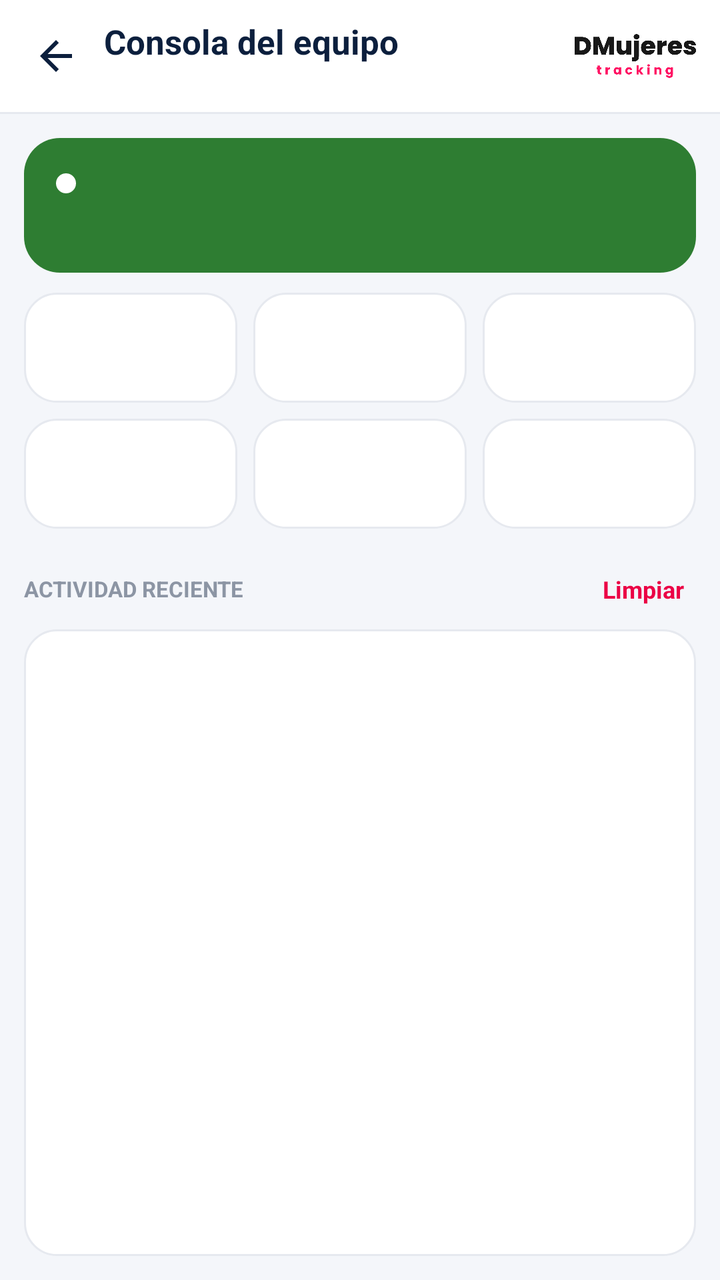
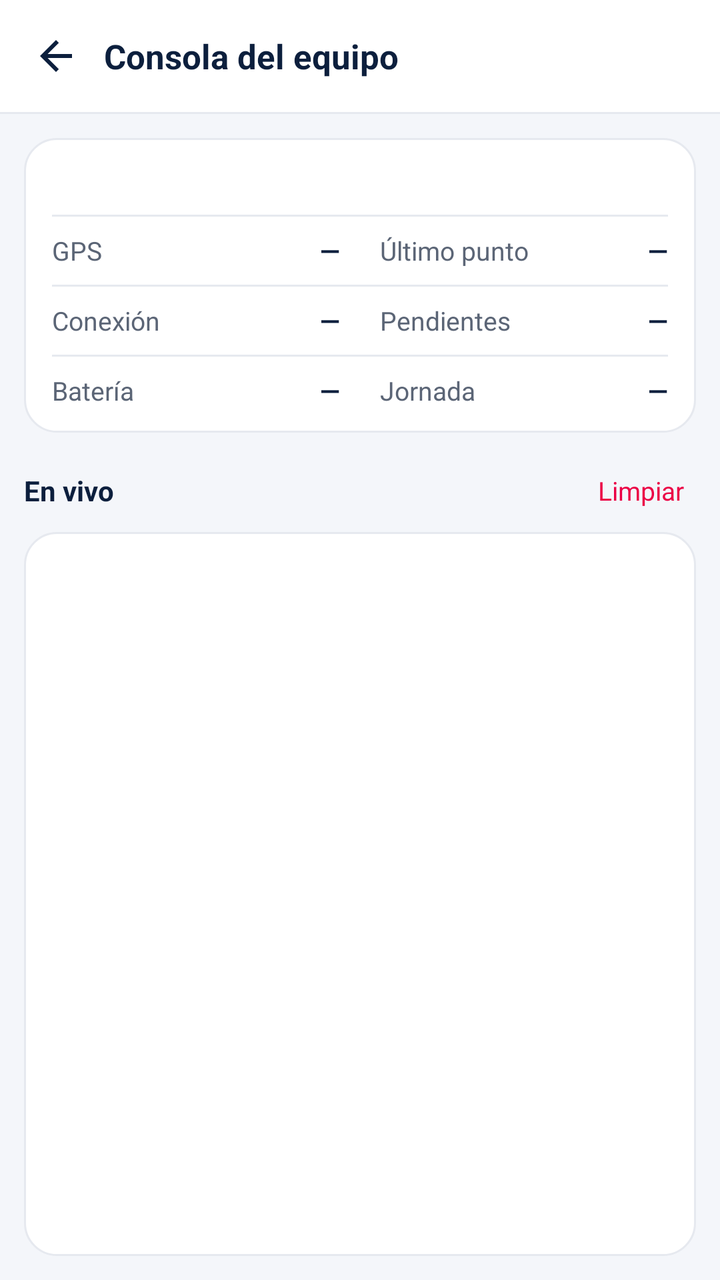

An Android layout rendered at two revisions. The XML below is the earlier revision; the diff shows what the commit changed to produce the second picture.
<!-- AndroidManifest.xml: application theme AppTheme -->
<!-- res/layout/activity_status.xml -->
<?xml version="1.0" encoding="utf-8"?>
<LinearLayout xmlns:android="http://schemas.android.com/apk/res/android"
    android:layout_width="match_parent"
    android:layout_height="match_parent"
    android:background="@color/canvas"
    android:orientation="vertical">

    <LinearLayout
        android:layout_width="match_parent"
        android:layout_height="56dp"
        android:background="@color/surface"
        android:gravity="center_vertical"
        android:orientation="horizontal"
        android:paddingStart="4dp"
        android:paddingEnd="12dp">

        <ImageButton
            android:id="@+id/console_back"
            android:layout_width="48dp"
            android:layout_height="48dp"
            android:background="?attr/selectableItemBackgroundBorderless"
            android:contentDescription="@string/journey_confirm_cancel"
            android:src="@drawable/ds_ic_back" />

        <LinearLayout
            android:layout_width="0dp"
            android:layout_height="wrap_content"
            android:layout_weight="1"
            android:orientation="vertical">

            <TextView
                android:layout_width="wrap_content"
                android:layout_height="wrap_content"
                android:text="@string/console_title"
                android:textColor="@color/text_primary"
                android:textSize="17sp"
                android:textStyle="bold" />

            <TextView
                android:id="@+id/console_subtitle"
                android:layout_width="wrap_content"
                android:layout_height="wrap_content"
                android:textColor="@color/text_tertiary"
                android:textSize="11sp" />
        </LinearLayout>

        <ImageView
            android:layout_width="wrap_content"
            android:layout_height="22dp"
            android:adjustViewBounds="true"
            android:contentDescription="@string/app_logo"
            android:src="@drawable/logo_banner" />
    </LinearLayout>

    <View
        android:layout_width="match_parent"
        android:layout_height="1dp"
        android:background="@color/line" />

        <LinearLayout
            android:layout_width="match_parent"
            android:layout_height="0dp"
            android:layout_weight="1"
            android:orientation="vertical"
            android:padding="12dp">

            
            <LinearLayout
                android:id="@+id/status_card"
                android:layout_width="match_parent"
                android:layout_height="wrap_content"
                android:background="@drawable/ds_status_ok"
                android:orientation="vertical"
                android:paddingStart="16dp"
                android:paddingTop="12dp"
                android:paddingEnd="16dp"
                android:paddingBottom="12dp">

                <LinearLayout
                    android:layout_width="wrap_content"
                    android:layout_height="wrap_content"
                    android:gravity="center_vertical"
                    android:orientation="horizontal">

                    <ImageView
                        android:layout_width="10dp"
                        android:layout_height="10dp"
                        android:importantForAccessibility="no"
                        android:src="@drawable/ds_dot" />

                    <TextView
                        android:id="@+id/status_state"
                        android:layout_width="wrap_content"
                        android:layout_height="wrap_content"
                        android:layout_marginStart="8dp"
                        android:textColor="@color/white"
                        android:textSize="16sp"
                        android:textStyle="bold" />
                </LinearLayout>

                <TextView
                    android:id="@+id/status_journey"
                    android:layout_width="wrap_content"
                    android:layout_height="wrap_content"
                    android:layout_marginTop="4dp"
                    android:textColor="#E6FFFFFF"
                    android:textSize="13sp" />
            </LinearLayout>

            <LinearLayout
                android:layout_width="match_parent"
                android:layout_height="wrap_content"
                android:layout_marginTop="10dp"
                android:orientation="horizontal">

                <include android:id="@+id/tile_gps" layout="@layout/console_tile" />
                <Space android:layout_width="8dp" android:layout_height="1dp" />
                <include android:id="@+id/tile_fix" layout="@layout/console_tile" />
                <Space android:layout_width="8dp" android:layout_height="1dp" />
                <include android:id="@+id/tile_net" layout="@layout/console_tile" />
            </LinearLayout>

            <LinearLayout
                android:layout_width="match_parent"
                android:layout_height="wrap_content"
                android:layout_marginTop="8dp"
                android:orientation="horizontal">

                <include android:id="@+id/tile_pending" layout="@layout/console_tile" />
                <Space android:layout_width="8dp" android:layout_height="1dp" />
                <include android:id="@+id/tile_battery" layout="@layout/console_tile" />
                <Space android:layout_width="8dp" android:layout_height="1dp" />
                <include android:id="@+id/tile_sync" layout="@layout/console_tile" />
            </LinearLayout>

            <LinearLayout
                android:layout_width="match_parent"
                android:layout_height="wrap_content"
                android:layout_marginTop="16dp"
                android:gravity="center_vertical"
                android:orientation="horizontal">

                <TextView
                    android:layout_width="0dp"
                    android:layout_height="wrap_content"
                    android:layout_weight="1"
                    android:text="@string/console_activity"
                    android:textColor="@color/text_tertiary"
                    android:textSize="11sp"
                    android:textStyle="bold" />

                <TextView
                    android:id="@+id/console_clear"
                    android:layout_width="wrap_content"
                    android:layout_height="wrap_content"
                    android:background="?attr/selectableItemBackground"
                    android:padding="6dp"
                    android:text="@string/console_clear"
                    android:textColor="@color/primary"
                    android:textSize="12sp"
                    android:textStyle="bold" />
            </LinearLayout>

            
            <ScrollView
                android:layout_width="match_parent"
                android:layout_height="0dp"
                android:layout_marginTop="6dp"
                android:layout_weight="1"
                android:background="@drawable/ds_surface"
                android:fadeScrollbars="true"
                android:scrollbarSize="2dp">

                <LinearLayout
                    android:id="@+id/console_list"
                    android:layout_width="match_parent"
                    android:layout_height="wrap_content"
                    android:orientation="vertical"
                    android:paddingStart="14dp"
                    android:paddingTop="4dp"
                    android:paddingEnd="14dp"
                    android:paddingBottom="4dp" />
            </ScrollView>
        </LinearLayout>

</LinearLayout>
<!-- res/layout/console_tile.xml (included above) -->
<?xml version="1.0" encoding="utf-8"?>
<LinearLayout xmlns:android="http://schemas.android.com/apk/res/android"
    android:layout_width="0dp"
    android:layout_height="wrap_content"
    android:layout_weight="1"
    android:background="@drawable/ds_surface"
    android:orientation="vertical"
    android:paddingStart="10dp"
    android:paddingTop="9dp"
    android:paddingEnd="10dp"
    android:paddingBottom="9dp">

    <LinearLayout
        android:layout_width="match_parent"
        android:layout_height="wrap_content"
        android:gravity="center_vertical"
        android:orientation="horizontal">

        <ImageView
            android:id="@+id/tile_icon"
            android:layout_width="15dp"
            android:layout_height="15dp"
            android:importantForAccessibility="no" />

        <TextView
            android:id="@+id/tile_label"
            android:layout_width="0dp"
            android:layout_height="wrap_content"
            android:layout_marginStart="6dp"
            android:layout_weight="1"
            android:ellipsize="end"
            android:maxLines="1"
            android:textColor="@color/text_secondary"
            android:textSize="11sp" />
    </LinearLayout>

    <TextView
        android:id="@+id/tile_value"
        android:layout_width="match_parent"
        android:layout_height="wrap_content"
        android:layout_marginTop="3dp"
        android:ellipsize="end"
        android:maxLines="1"
        android:textColor="@color/text_primary"
        android:textSize="14sp"
        android:textStyle="bold" />
</LinearLayout>
<!-- resources referenced by this layout -->
<resources>
  <color name="canvas">#F4F6FA</color>
  <color name="line">#E6E9EF</color>
  <color name="primary">#EB0045</color>
  <color name="surface">#FFFFFF</color>
  <color name="text_primary">#0C1F3D</color>
  <color name="text_secondary">#5B6576</color>
  <color name="text_tertiary">#8C95A4</color>
  <color name="white">#FFFFFF</color>
  <!-- drawable ds_dot (drawable) -->
  <?xml version="1.0" encoding="utf-8"?>
  <shape xmlns:android="http://schemas.android.com/apk/res/android" android:shape="oval">
      <solid android:color="@color/white" />
      <size android:width="8dp" android:height="8dp" />
  </shape>
  <!-- drawable ds_ic_back (drawable) -->
  <?xml version="1.0" encoding="utf-8"?>
  <vector xmlns:android="http://schemas.android.com/apk/res/android"
      android:width="24dp" android:height="24dp" android:viewportWidth="24" android:viewportHeight="24"
      android:tint="@color/text_primary">
      <path android:fillColor="@android:color/white" android:pathData="M20,11H7.83l5.59,-5.59L12,4l-8,8 8,8 1.41,-1.41L7.83,13H20v-2z" />
  </vector>
  <!-- drawable ds_status_ok (drawable) -->
  <?xml version="1.0" encoding="utf-8"?>
  <shape xmlns:android="http://schemas.android.com/apk/res/android" android:shape="rectangle">
      <solid android:color="@color/status_ok" />
      <corners android:radius="18dp" />
  </shape>
  <!-- drawable ds_surface (drawable) -->
  <?xml version="1.0" encoding="utf-8"?>
  <shape xmlns:android="http://schemas.android.com/apk/res/android" android:shape="rectangle">
      <solid android:color="@color/surface" />
      <stroke android:width="1dp" android:color="@color/line" />
      <corners android:radius="16dp" />
  </shape>
  <!-- drawable logo_banner: png bitmap (drawable-nodpi, 27269 bytes) -->
  <string name="app_logo">DMujeres Tracking</string>
  <string name="console_activity">ACTIVIDAD RECIENTE</string>
  <string name="console_clear">Limpiar</string>
  <string name="console_title">Consola del equipo</string>
  <string name="journey_confirm_cancel">Cancelar</string>
  <style name="AppTheme" parent="Theme.AppCompat.Light.NoActionBar">
          <item name="colorPrimary">@color/primary</item>
          <item name="colorPrimaryDark">@color/primary_dark</item>
          <item name="colorAccent">@color/accent</item>
          <item name="android:windowOptOutEdgeToEdgeEnforcement">true</item>
          
          <item name="android:windowBackground">@color/white</item>
      </style>
  <color name="status_ok">#2E7D32</color>
  <color name="primary_dark">#C4003B</color>
  <color name="accent">#FF1464</color>
</resources>

<!-- the commit's change to res/layout/activity_status.xml (unified diff, before → after) -->
@@ -12,7 +12,7 @@
         android:gravity="center_vertical"
         android:orientation="horizontal"
         android:paddingStart="4dp"
-        android:paddingEnd="12dp">
+        android:paddingEnd="16dp">
 
         <ImageButton
             android:id="@+id/console_back"
@@ -22,34 +22,21 @@
             android:contentDescription="@string/journey_confirm_cancel"
             android:src="@drawable/ds_ic_back" />
 
-        <LinearLayout
+        <TextView
             android:layout_width="0dp"
             android:layout_height="wrap_content"
             android:layout_weight="1"
-            android:orientation="vertical">
-
-            <TextView
-                android:layout_width="wrap_content"
-                android:layout_height="wrap_content"
-                android:text="@string/console_title"
-                android:textColor="@color/text_primary"
-                android:textSize="17sp"
-                android:textStyle="bold" />
-
-            <TextView
-                android:id="@+id/console_subtitle"
-                android:layout_width="wrap_content"
-                android:layout_height="wrap_content"
-                android:textColor="@color/text_tertiary"
-                android:textSize="11sp" />
-        </LinearLayout>
-
-        <ImageView
+            android:text="@string/console_title"
+            android:textColor="@color/text_primary"
+            android:textSize="17sp"
+            android:textStyle="bold" />
+
+        <TextView
+            android:id="@+id/console_subtitle"
             android:layout_width="wrap_content"
-            android:layout_height="22dp"
-            android:adjustViewBounds="true"
-            android:contentDescription="@string/app_logo"
-            android:src="@drawable/logo_banner" />
+            android:layout_height="wrap_content"
+            android:textColor="@color/text_tertiary"
+            android:textSize="12sp" />
     </LinearLayout>
 
     <View
@@ -57,178 +44,303 @@
         android:layout_height="1dp"
         android:background="@color/line" />
 
-        <LinearLayout
-            android:layout_width="match_parent"
-            android:layout_height="0dp"
-            android:layout_weight="1"
-            android:orientation="vertical"
-            android:padding="12dp">
-
-            
-            <LinearLayout
-                android:id="@+id/status_card"
-                android:layout_width="match_parent"
-                android:layout_height="wrap_content"
-                android:background="@drawable/ds_status_ok"
-                android:orientation="vertical"
-                android:paddingStart="16dp"
-                android:paddingTop="12dp"
-                android:paddingEnd="16dp"
-                android:paddingBottom="12dp">
-
-                <LinearLayout
-                    android:layout_width="wrap_content"
-                    android:layout_height="wrap_content"
-                    android:gravity="center_vertical"
-                    android:orientation="horizontal">
-
-                    <ImageView
-                        android:layout_width="10dp"
-                        android:layout_height="10dp"
-                        android:importantForAccessibility="no"
-                        android:src="@drawable/ds_dot" />
-
-                    <TextView
-                        android:id="@+id/status_state"
-                        android:layout_width="wrap_content"
-                        android:layout_height="wrap_content"
-                        android:layout_marginStart="8dp"
-                        android:textColor="@color/white"
-                        android:textSize="16sp"
-                        android:textStyle="bold" />
-                </LinearLayout>
-
-                <TextView
-                    android:id="@+id/status_journey"
-                    android:layout_width="wrap_content"
-                    android:layout_height="wrap_content"
-                    android:layout_marginTop="4dp"
-                    android:textColor="#E6FFFFFF"
-                    android:textSize="13sp" />
-            </LinearLayout>
-
-            <LinearLayout
-                android:layout_width="match_parent"
-                android:layout_height="wrap_content"
-                android:layout_marginTop="10dp"
-                android:orientation="horizontal">
-
-                <include android:id="@+id/tile_gps" layout="@layout/console_tile" />
-                <Space android:layout_width="8dp" android:layout_height="1dp" />
-                <include android:id="@+id/tile_fix" layout="@layout/console_tile" />
-                <Space android:layout_width="8dp" android:layout_height="1dp" />
-                <include android:id="@+id/tile_net" layout="@layout/console_tile" />
-            </LinearLayout>
-
-            <LinearLayout
-                android:layout_width="match_parent"
-                android:layout_height="wrap_content"
-                android:layout_marginTop="8dp"
-                android:orientation="horizontal">
-
-                <include android:id="@+id/tile_pending" layout="@layout/console_tile" />
-                <Space android:layout_width="8dp" android:layout_height="1dp" />
-                <include android:id="@+id/tile_battery" layout="@layout/console_tile" />
-                <Space android:layout_width="8dp" android:layout_height="1dp" />
-                <include android:id="@+id/tile_sync" layout="@layout/console_tile" />
-            </LinearLayout>
-
-            <LinearLayout
-                android:layout_width="match_parent"
-                android:layout_height="wrap_content"
-                android:layout_marginTop="16dp"
-                android:gravity="center_vertical"
-                android:orientation="horizontal">
-
-                <TextView
-                    android:layout_width="0dp"
-                    android:layout_height="wrap_content"
-                    android:layout_weight="1"
-                    android:text="@string/console_activity"
-                    android:textColor="@color/text_tertiary"
-                    android:textSize="11sp"
-                    android:textStyle="bold" />
-
-                <TextView
-                    android:id="@+id/console_clear"
-                    android:layout_width="wrap_content"
-                    android:layout_height="wrap_content"
-                    android:background="?attr/selectableItemBackground"
-                    android:padding="6dp"
-                    android:text="@string/console_clear"
-                    android:textColor="@color/primary"
-                    android:textSize="12sp"
-                    android:textStyle="bold" />
-            </LinearLayout>
-
-            
-            <ScrollView
-                android:layout_width="match_parent"
-                android:layout_height="0dp"
-                android:layout_marginTop="6dp"
-                android:layout_weight="1"
-                android:background="@drawable/ds_surface"
-                android:fadeScrollbars="true"
-                android:scrollbarSize="2dp">
-
-                <LinearLayout
-                    android:id="@+id/console_list"
-                    android:layout_width="match_parent"
-                    android:layout_height="wrap_content"
-                    android:orientation="vertical"
-                    android:paddingStart="14dp"
-                    android:paddingTop="4dp"
-                    android:paddingEnd="14dp"
-                    android:paddingBottom="4dp" />
-            </ScrollView>
-        </LinearLayout>
-
-</LinearLayout>
-<!-- res/layout/console_tile.xml (included above) -->
-<?xml version="1.0" encoding="utf-8"?>
-<LinearLayout xmlns:android="http://schemas.android.com/apk/res/android"
-    android:layout_width="0dp"
-    android:layout_height="wrap_content"
-    android:layout_weight="1"
-    android:background="@drawable/ds_surface"
-    android:orientation="vertical"
-    android:paddingStart="10dp"
-    android:paddingTop="9dp"
-    android:paddingEnd="10dp"
-    android:paddingBottom="9dp">
+    <LinearLayout
+        android:layout_width="match_parent"
+        android:layout_height="0dp"
+        android:layout_weight="1"
+        android:orientation="vertical"
+        android:padding="12dp">
 
     <LinearLayout
         android:layout_width="match_parent"
         android:layout_height="wrap_content"
-        android:gravity="center_vertical"
-        android:orientation="horizontal">
-
-        <ImageView
-            android:id="@+id/tile_icon"
-            android:layout_width="15dp"
-            android:layout_height="15dp"
-            android:importantForAccessibility="no" />
-
-        <TextView
-            android:id="@+id/tile_label"
-            android:layout_width="0dp"
-            android:layout_height="wrap_content"
-            android:layout_marginStart="6dp"
+        android:background="@drawable/ds_surface"
+        android:orientation="vertical"
+        android:paddingStart="14dp"
+        android:paddingTop="10dp"
+        android:paddingEnd="14dp"
+        android:paddingBottom="4dp">
+
+        <LinearLayout
+            android:layout_width="match_parent"
+            android:layout_height="wrap_content"
+            android:gravity="center_vertical"
+            android:orientation="horizontal"
+            android:paddingBottom="8dp">
+
+            <ImageView
+                android:id="@+id/status_dot"
+                android:layout_width="10dp"
+                android:layout_height="10dp"
+                android:importantForAccessibility="no"
+                android:src="@drawable/ds_dot" />
+
+            <TextView
+                android:id="@+id/status_state"
+                android:layout_width="wrap_content"
+                android:layout_height="wrap_content"
+                android:layout_marginStart="8dp"
+                android:textColor="@color/text_primary"
+                android:textSize="15sp"
+                android:textStyle="bold" />
+
+            <TextView
+                android:id="@+id/status_journey"
+                android:layout_width="0dp"
+                android:layout_height="wrap_content"
+                android:layout_marginStart="10dp"
+                android:layout_weight="1"
+                android:ellipsize="end"
+                android:gravity="end"
+                android:maxLines="1"
+                android:textColor="@color/text_secondary"
+                android:textSize="13sp" />
+        </LinearLayout>
+
+        <View
+            android:layout_width="match_parent"
+            android:layout_height="1dp"
+            android:background="@color/line" />
+
+        <LinearLayout
+            android:layout_width="match_parent"
+            android:layout_height="wrap_content"
+            android:orientation="horizontal">
+
+            <LinearLayout
+                android:layout_width="0dp"
+                android:layout_height="34dp"
+                android:layout_weight="1"
+                android:gravity="center_vertical"
+                android:orientation="horizontal">
+
+                <TextView
+                    android:layout_width="0dp"
+                    android:layout_height="wrap_content"
+                    android:layout_weight="1"
+                    android:text="@string/console_gps"
+                    android:textColor="@color/text_secondary"
+                    android:textSize="13sp" />
+
+                <TextView
+                    android:id="@+id/tile_gps"
+                    android:layout_width="wrap_content"
+                    android:layout_height="wrap_content"
+                    android:text="—"
+                    android:textColor="@color/text_primary"
+                    android:textSize="13sp"
+                    android:textStyle="bold" />
+            </LinearLayout>
+
+            <Space
+                android:layout_width="20dp"
+                android:layout_height="1dp" />
+
+            <LinearLayout
+                android:layout_width="0dp"
+                android:layout_height="34dp"
+                android:layout_weight="1"
+                android:gravity="center_vertical"
+                android:orientation="horizontal">
+
+                <TextView
+                    android:layout_width="0dp"
+                    android:layout_height="wrap_content"
+                    android:layout_weight="1"
+                    android:text="@string/console_last_fix"
+                    android:textColor="@color/text_secondary"
+                    android:textSize="13sp" />
+
+                <TextView
+                    android:id="@+id/tile_fix"
+                    android:layout_width="wrap_content"
+                    android:layout_height="wrap_content"
+                    android:text="—"
+                    android:textColor="@color/text_primary"
+                    android:textSize="13sp"
+                    android:textStyle="bold" />
+            </LinearLayout>
+        </LinearLayout>
+
+        <View
+            android:layout_width="match_parent"
+            android:layout_height="1dp"
+            android:background="@color/line" />
+
+        <LinearLayout
+            android:layout_width="match_parent"
+            android:layout_height="wrap_content"
+            android:orientation="horizontal">
+
+            <LinearLayout
+                android:layout_width="0dp"
+                android:layout_height="34dp"
+                android:layout_weight="1"
+                android:gravity="center_vertical"
+                android:orientation="horizontal">
+
+                <TextView
+                    android:layout_width="0dp"
+                    android:layout_height="wrap_content"
+                    android:layout_weight="1"
+                    android:text="@string/console_network"
+                    android:textColor="@color/text_secondary"
+                    android:textSize="13sp" />
+
+                <TextView
+                    android:id="@+id/tile_net"
+                    android:layout_width="wrap_content"
+                    android:layout_height="wrap_content"
+                    android:text="—"
+                    android:textColor="@color/text_primary"
+                    android:textSize="13sp"
+                    android:textStyle="bold" />
+            </LinearLayout>
+
+            <Space
+                android:layout_width="20dp"
+                android:layout_height="1dp" />
+
+            <LinearLayout
+                android:layout_width="0dp"
+                android:layout_height="34dp"
+                android:layout_weight="1"
+                android:gravity="center_vertical"
+                android:orientation="horizontal">
+
+                <TextView
+                    android:layout_width="0dp"
+                    android:layout_height="wrap_content"
+                    android:layout_weight="1"
+                    android:text="@string/console_pending"
+                    android:textColor="@color/text_secondary"
+                    android:textSize="13sp" />
+
+                <TextView
+                    android:id="@+id/tile_pending"
+                    android:layout_width="wrap_content"
+                    android:layout_height="wrap_content"
+                    android:text="—"
+                    android:textColor="@color/text_primary"
+                    android:textSize="13sp"
+                    android:textStyle="bold" />
+            </LinearLayout>
+        </LinearLayout>
+
+        <View
+            android:layout_width="match_parent"
+            android:layout_height="1dp"
+            android:background="@color/line" />
+
+        <LinearLayout
+            android:layout_width="match_parent"
+            android:layout_height="wrap_content"
+            android:orientation="horizontal">
+
+            <LinearLayout
+                android:layout_width="0dp"
+                android:layout_height="34dp"
+                android:layout_weight="1"
+                android:gravity="center_vertical"
+                android:orientation="horizontal">
+
+                <TextView
+                    android:layout_width="0dp"
+                    android:layout_height="wrap_content"
+                    android:layout_weight="1"
+                    android:text="@string/console_battery"
+                    android:textColor="@color/text_secondary"
+                    android:textSize="13sp" />
+
+                <TextView
+                    android:id="@+id/tile_battery"
+                    android:layout_width="wrap_content"
+                    android:layout_height="wrap_content"
+                    android:text="—"
+                    android:textColor="@color/text_primary"
+                    android:textSize="13sp"
+                    android:textStyle="bold" />
+            </LinearLayout>
+
+            <Space
+                android:layout_width="20dp"
+                android:layout_height="1dp" />
+
+            <LinearLayout
+                android:layout_width="0dp"
+                android:layout_height="34dp"
+                android:layout_weight="1"
+                android:gravity="center_vertical"
+                android:orientation="horizontal">
+
+                <TextView
+                    android:layout_width="0dp"
+                    android:layout_height="wrap_content"
+                    android:layout_weight="1"
+                    android:text="@string/console_sync"
+                    android:textColor="@color/text_secondary"
+                    android:textSize="13sp" />
+
+                <TextView
+                    android:id="@+id/tile_sync"
+                    android:layout_width="wrap_content"
+                    android:layout_height="wrap_content"
+                    android:text="—"
+                    android:textColor="@color/text_primary"
+                    android:textSize="13sp"
+                    android:textStyle="bold" />
+            </LinearLayout>
+        </LinearLayout>
+    </LinearLayout>
+
+        <LinearLayout
+            android:layout_width="match_parent"
+            android:layout_height="wrap_content"
+            android:layout_marginTop="14dp"
+            android:gravity="center_vertical"
+            android:orientation="horizontal">
+
+            <TextView
+                android:layout_width="0dp"
+                android:layout_height="wrap_content"
+                android:layout_weight="1"
+                android:text="@string/console_activity"
+                android:textColor="@color/text_primary"
+                android:textSize="14sp"
+                android:textStyle="bold" />
+
+            <TextView
+                android:id="@+id/console_clear"
+                android:layout_width="wrap_content"
+                android:layout_height="wrap_content"
+                android:background="?attr/selectableItemBackground"
+                android:padding="6dp"
+                android:text="@string/console_clear"
+                android:textColor="@color/primary"
+                android:textSize="13sp" />
+        </LinearLayout>
+
+        
+        <ScrollView
+            android:id="@+id/console_scroll"
+            android:layout_width="match_parent"
+            android:layout_height="0dp"
+            android:layout_marginTop="6dp"
             android:layout_weight="1"
-            android:ellipsize="end"
-            android:maxLines="1"
-            android:textColor="@color/text_secondary"
-            android:textSize="11sp" />
+            android:background="@drawable/ds_surface"
+            android:fadeScrollbars="true"
+            android:scrollbarSize="2dp">
+
+            <LinearLayout
+                android:id="@+id/console_list"
+                android:layout_width="match_parent"
+                android:layout_height="wrap_content"
+                android:animateLayoutChanges="false"
+                android:orientation="vertical"
+                android:paddingStart="14dp"
+                android:paddingTop="4dp"
+                android:paddingEnd="14dp"
+                android:paddingBottom="4dp" />
+        </ScrollView>
     </LinearLayout>
-
-    <TextView
-        android:id="@+id/tile_value"
-        android:layout_width="match_parent"
-        android:layout_height="wrap_content"
-        android:layout_marginTop="3dp"
-        android:ellipsize="end"
-        android:maxLines="1"
-        android:textColor="@color/text_primary"
-        android:textSize="14sp"
-        android:textStyle="bold" />
 </LinearLayout>
<!-- resource entries referenced after the edit -->
@@ -21,12 +21,6 @@
       android:tint="@color/text_primary">
       <path android:fillColor="@android:color/white" android:pathData="M20,11H7.83l5.59,-5.59L12,4l-8,8 8,8 1.41,-1.41L7.83,13H20v-2z" />
   </vector>
-  <!-- drawable ds_status_ok (drawable) -->
-  <?xml version="1.0" encoding="utf-8"?>
-  <shape xmlns:android="http://schemas.android.com/apk/res/android" android:shape="rectangle">
-      <solid android:color="@color/status_ok" />
-      <corners android:radius="18dp" />
-  </shape>
   <!-- drawable ds_surface (drawable) -->
   <?xml version="1.0" encoding="utf-8"?>
   <shape xmlns:android="http://schemas.android.com/apk/res/android" android:shape="rectangle">
@@ -34,10 +28,14 @@
       <stroke android:width="1dp" android:color="@color/line" />
       <corners android:radius="16dp" />
   </shape>
-  <!-- drawable logo_banner: png bitmap (drawable-nodpi, 27269 bytes) -->
-  <string name="app_logo">DMujeres Tracking</string>
-  <string name="console_activity">ACTIVIDAD RECIENTE</string>
+  <string name="console_activity">En vivo</string>
+  <string name="console_battery">Batería</string>
   <string name="console_clear">Limpiar</string>
+  <string name="console_gps">GPS</string>
+  <string name="console_last_fix">Último punto</string>
+  <string name="console_network">Conexión</string>
+  <string name="console_pending">Pendientes</string>
+  <string name="console_sync">Jornada</string>
   <string name="console_title">Consola del equipo</string>
   <string name="journey_confirm_cancel">Cancelar</string>
   <style name="AppTheme" parent="Theme.AppCompat.Light.NoActionBar">
@@ -48,7 +46,6 @@
           
           <item name="android:windowBackground">@color/white</item>
       </style>
-  <color name="status_ok">#2E7D32</color>
   <color name="primary_dark">#C4003B</color>
   <color name="accent">#FF1464</color>
 </resources>
